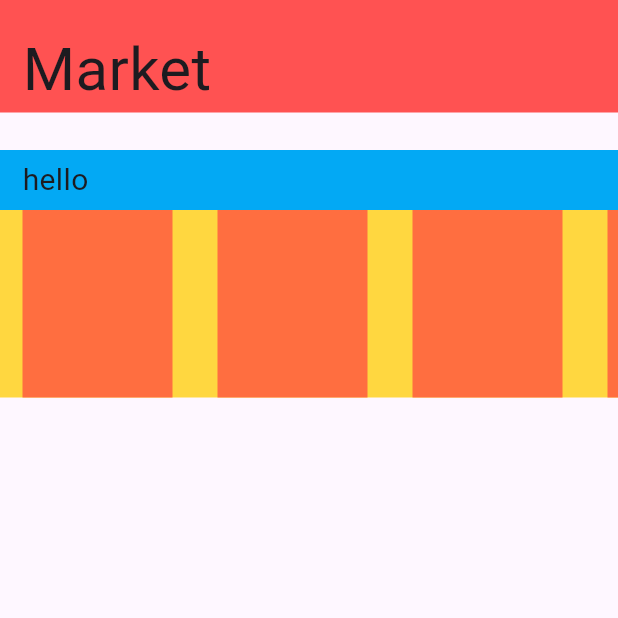
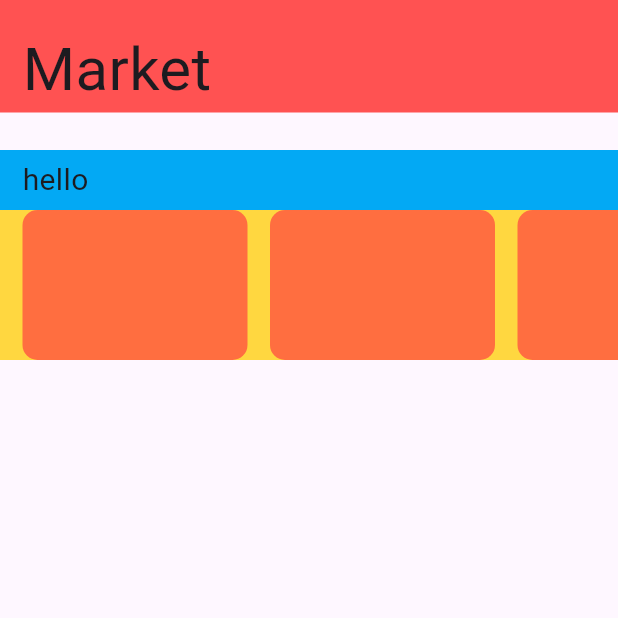
Before and after one commit to Zakariasma/Markt, a Flutter app: the screen it shows after launch, on a phone screen of 412 x 824 dp, the top half of it. Run offline on Flutter 3.47's test engine with Material 3 defaults, Android fonts, the phone set to English and light mode, and no system bars.

Commit message:
Scrolling work well

```diff
--- a/lib/widget/category_card.dart
+++ b/lib/widget/category_card.dart
@@ -12,10 +12,13 @@ class _CategoryCard extends State<CategoryCard> {
   @override
   Widget build(BuildContext context) {
     return Container(
-      width: 100.0,
+      width: 150.0,
       height: 100.0,
-      margin: const EdgeInsets.only(right: 15, left: 15),
-      color: Colors.deepOrangeAccent,
+      margin: const EdgeInsets.only(left: 15),
+      decoration: BoxDecoration(
+        color: Colors.deepOrangeAccent,
+        borderRadius: BorderRadius.circular(10.0),
+      ),
     );
   }
 
--- a/lib/widget/category_list.dart
+++ b/lib/widget/category_list.dart
@@ -33,7 +33,7 @@ class _CategoryList extends State<CategoryList> {
         ),
         Container(
           width: double.infinity,
-          height: 125.0,
+          height: 100.0,
           color: Colors.amberAccent,
           child: ListView.builder(
             scrollDirection: Axis.horizontal,
```
